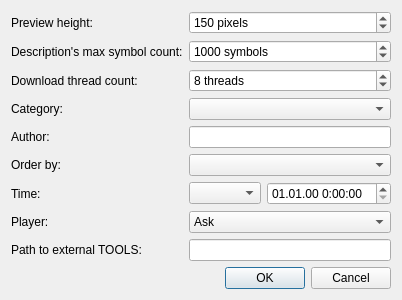
First picture: the form in settingsdialog.ui, repository AlexLevkovich/YoutubeViewer, before the edit.
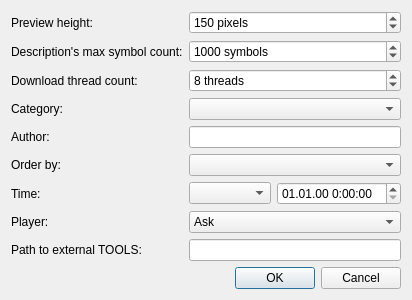
Second picture: the form after the edit. Icons and pictures are not drawn. Custom widgets are drawn as their Qt base class.

```diff
--- a/settingsdialog.ui
+++ b/settingsdialog.ui
@@ -6,7 +6,7 @@
    <rect>
     <x>0</x>
     <y>0</y>
-    <width>401</width>
+    <width>412</width>
     <height>288</height>
    </rect>
   </property>
```
Left out of the diff: 18 changed lines with no effect on the pictures.
